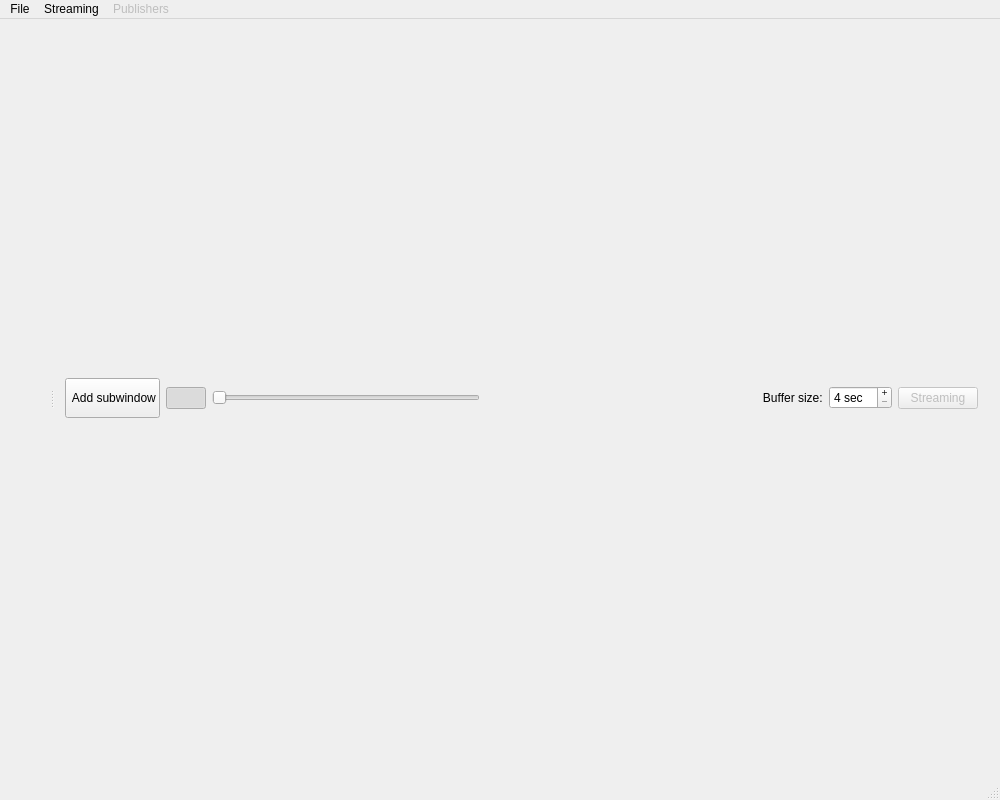
Above: plotter_gui/mainwindow.ui from ziparker/PlotJuggler before the change. Below: the same form after it.
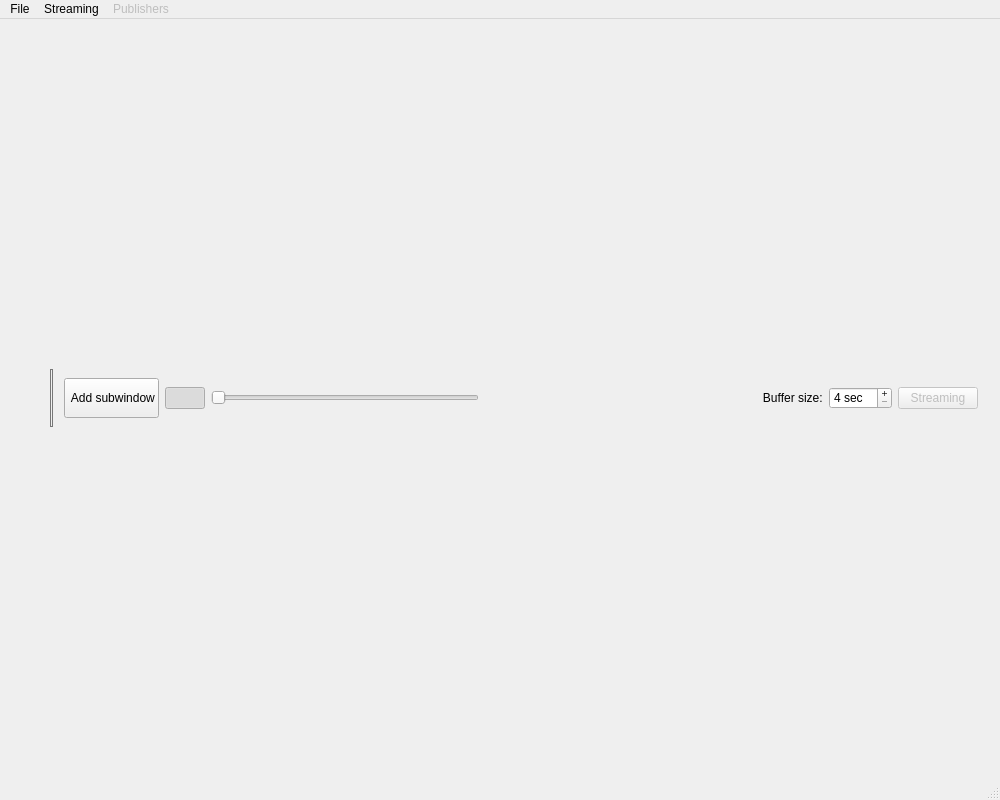
That is the form after the change. Icons and pictures are not drawn.

Commit message: minor aesthetical changes in the QSplitter

Diff of the .ui file:
```diff
--- a/plotter_gui/mainwindow.ui
+++ b/plotter_gui/mainwindow.ui
@@ -27,9 +27,32 @@
    <layout class="QHBoxLayout" name="horizontalLayout">
     <item>
      <widget class="QSplitter" name="splitter">
+      <property name="styleSheet">
+       <string notr="true">QSplitter::handle {
+background: qlineargradient(x1:0, y1:0, x2:1, y2:1,
+    stop:0 #eee, stop:1 #ccc);
+border: 1px solid #777;
+width: 13px;
+margin-top: 2px;
+margin-bottom: 2px;
+border-radius: 4px;
+}</string>
+      </property>
+      <property name="frameShape">
+       <enum>QFrame::NoFrame</enum>
+      </property>
+      <property name="midLineWidth">
+       <number>1</number>
+      </property>
       <property name="orientation">
        <enum>Qt::Horizontal</enum>
       </property>
+      <property name="opaqueResize">
+       <bool>true</bool>
+      </property>
+      <property name="handleWidth">
+       <number>1</number>
+      </property>
       <property name="childrenCollapsible">
        <bool>false</bool>
       </property>
```
The commit also changes 2 other files.
